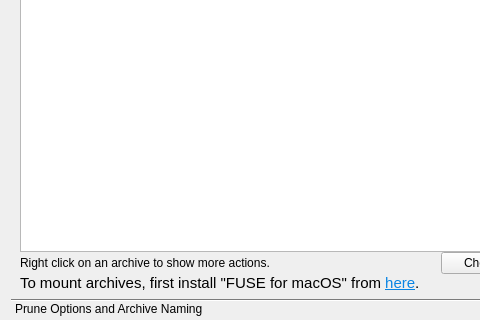
borgbase/vorta, file src/vorta/assets/UI/archivetab.ui: the form before one commit; both pictures show x 0 to 480 and y 127 to 447 of the 781 by 447 pixel window.
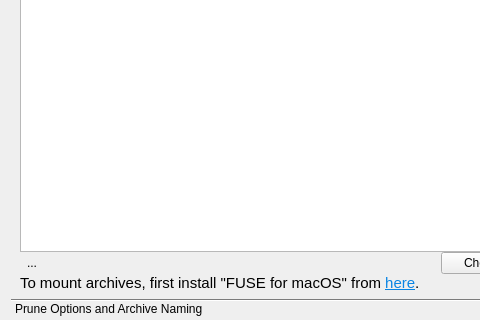
The form after the commit.

Commit message: Finish implementing rename action

The edit to the form file:
```diff
--- a/src/vorta/assets/UI/archivetab.ui
+++ b/src/vorta/assets/UI/archivetab.ui
@@ -36,8 +36,8 @@
        <rect>
         <x>0</x>
         <y>0</y>
-        <width>787</width>
-        <height>449</height>
+        <width>757</width>
+        <height>374</height>
        </rect>
       </property>
       <attribute name="label">
@@ -97,9 +97,18 @@
        <item>
         <layout class="QHBoxLayout" name="horizontalLayout_3">
          <item>
-          <widget class="QLabel" name="label">
+          <widget class="QToolButton" name="archiveActionButton">
            <property name="text">
-            <string>Right click on an archive to show more actions.</string>
+            <string>...</string>
+           </property>
+           <property name="toolButtonStyle">
+            <enum>Qt::ToolButtonTextBesideIcon</enum>
+           </property>
+           <property name="autoRaise">
+            <bool>true</bool>
+           </property>
+           <property name="arrowType">
+            <enum>Qt::NoArrow</enum>
            </property>
           </widget>
          </item>
```
Left out of the diff: 10 changed lines with no effect on the pictures. The commit also changes 2 other files.
